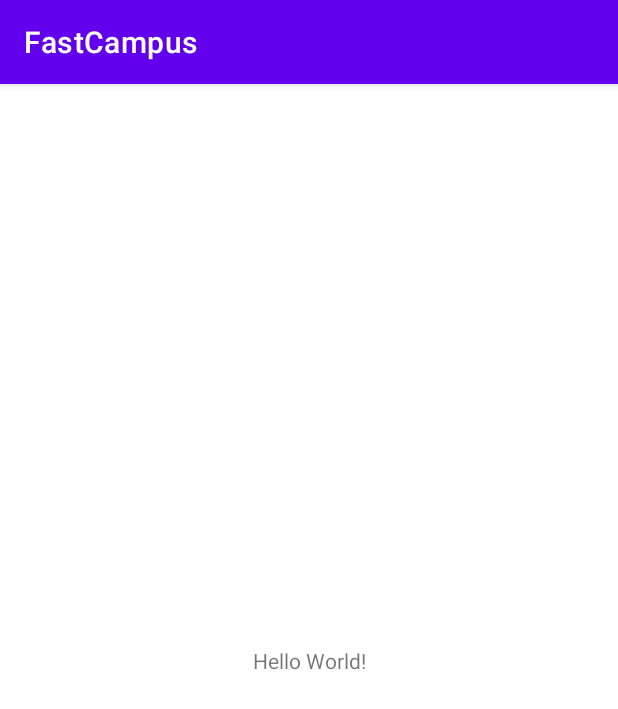
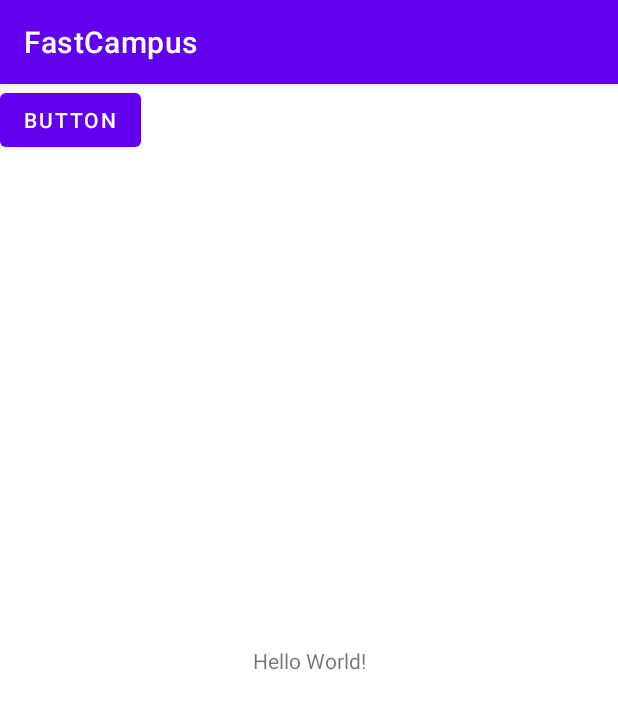
Before and after one commit to DDing77/FastCampus, an Android app: the screen it shows after launch (MainActivity), on a phone screen of 412 x 824 dp. Shown: the top 709 px of the screen. Run offline under Robolectric (Android 15) with nearby library versions, the phone set to English and light mode, and no system bars; our stand-ins replace AdMob.

Commit message:
Update activity_main.xml

```diff
--- a/app/src/main/res/layout/activity_main.xml
+++ b/app/src/main/res/layout/activity_main.xml
@@ -15,4 +15,19 @@
         app:layout_constraintRight_toRightOf="parent"
         app:layout_constraintTop_toTopOf="parent" />
 
+    <Button
+        android:id="@+id/button"
+        android:layout_width="wrap_content"
+        android:layout_height="wrap_content"
+        android:text="Button"
+        tools:layout_editor_absoluteX="158dp"
+        tools:layout_editor_absoluteY="114dp" />
+
+    <com.google.android.gms.ads.AdView
+        android:id="@+id/adView"
+        android:layout_width="wrap_content"
+        android:layout_height="wrap_content"
+        tools:layout_editor_absoluteX="36dp"
+        tools:layout_editor_absoluteY="567dp" />
+
 </androidx.constraintlayout.widget.ConstraintLayout>
```
